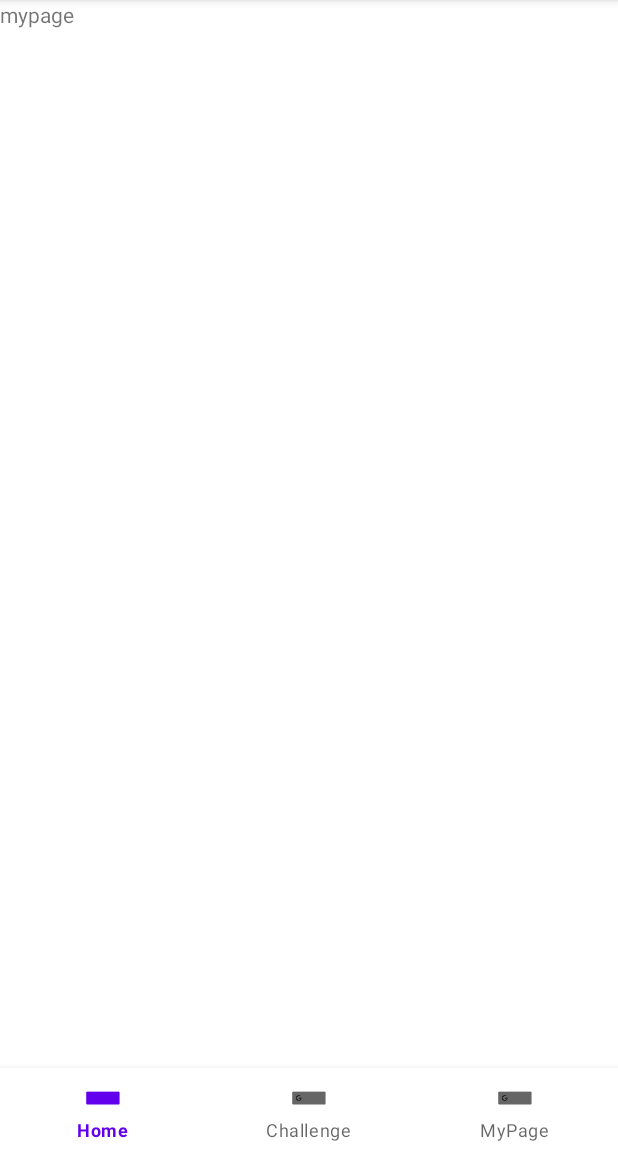
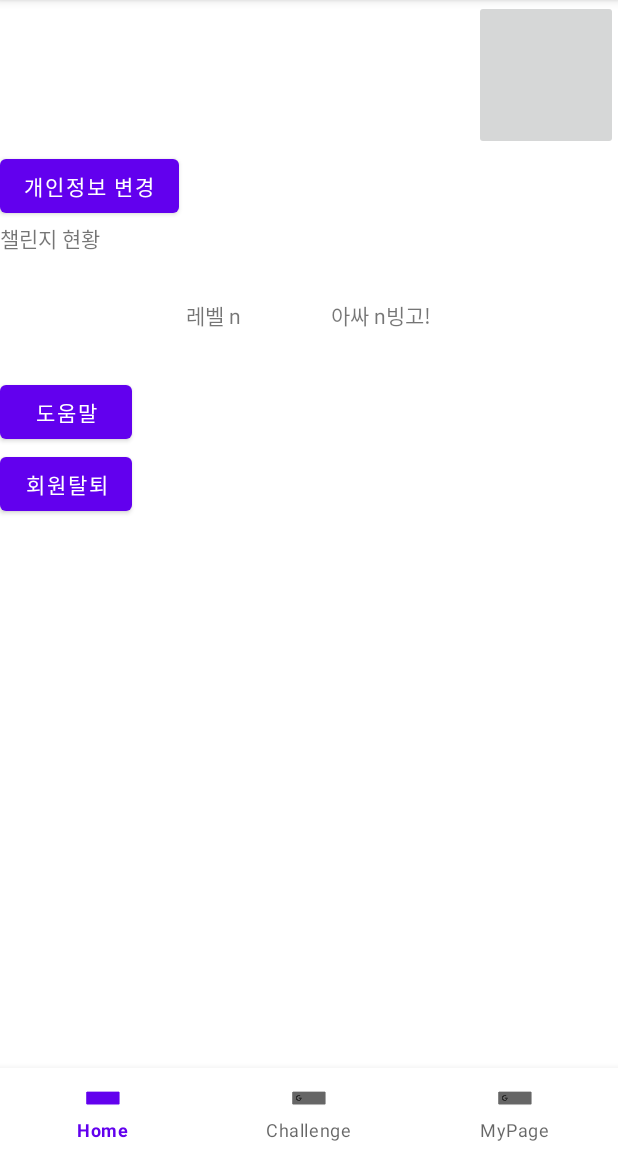
Before and after one commit to cAhyoung/shipda_bingo, an Android app: the fragment MyPageFragment placed in its activity, on a phone screen of 412 x 824 dp, the part 84-1236 px from its top. Run offline under Robolectric (Android 15) with nearby library versions, the phone set to English and light mode, and no system bars; 3 statements that could not run were skipped.

Commit message:
add some text to strings file organize some fragment files

```diff
--- a/app/src/main/res/layout/fragment_my_page.xml
+++ b/app/src/main/res/layout/fragment_my_page.xml
@@ -1,14 +1,90 @@
 <?xml version="1.0" encoding="utf-8"?>
 <FrameLayout xmlns:android="http://schemas.android.com/apk/res/android"
+    xmlns:app="http://schemas.android.com/apk/res-auto"
     xmlns:tools="http://schemas.android.com/tools"
     android:layout_width="match_parent"
     android:layout_height="match_parent"
     tools:context="mypage.MyPageFragment">
 
-    <!-- TODO: Update blank fragment layout -->
-    <TextView
+    <LinearLayout
         android:layout_width="match_parent"
-        android:layout_height="match_parent"
-        android:text="mypage" />
+        android:layout_height="wrap_content"
+        android:orientation="vertical">
+
+        <LinearLayout
+            android:layout_width="match_parent"
+            android:layout_height="wrap_content"
+            android:orientation="horizontal">
+
+
+            <ImageView
+                android:id="@+id/imageView"
+                android:layout_width="30dp"
+                android:layout_height="100dp"
+                android:layout_weight="1"
+                tools:src="@tools:sample/avatars" />
+
+            <TextView
+                android:layout_width="wrap_content"
+                android:layout_height="match_parent"
+                android:layout_weight="1" />
+
+            <ImageButton
+                android:layout_width="wrap_content"
+                android:layout_height="match_parent"
+                android:layout_weight="0.5" />
+
+        </LinearLayout>
+
+        <LinearLayout
+            android:layout_width="match_parent"
+            android:layout_height="wrap_content"
+            android:orientation="vertical">
+
+            <Button
+                android:layout_width="wrap_content"
+                android:layout_height="wrap_content"
+                android:text="개인정보 변경"/>
+
+            <TextView
+                android:layout_width="match_parent"
+                android:layout_height="wrap_content"
+                android:text="챌린지 현황"/>
+
+            <LinearLayout
+                android:layout_width="match_parent"
+                android:layout_height="wrap_content"
+                android:orientation="horizontal"
+                android:gravity="center">
+
+                <TextView
+                    android:layout_width="wrap_content"
+                    android:layout_height="wrap_content"
+                    android:text="레벨 n"
+                    android:padding="30dp"/>
+
+                <TextView
+                    android:layout_width="wrap_content"
+                    android:layout_height="wrap_content"
+                    android:text="아싸 n빙고!"
+                    android:padding="30dp"/>
+
+            </LinearLayout>
+
+            <Button
+                android:layout_width="wrap_content"
+                android:layout_height="wrap_content"
+                android:text="도움말"/>
+
+            <Button
+                android:layout_width="wrap_content"
+                android:layout_height="wrap_content"
+                android:text="회원탈퇴"/>
+
+        </LinearLayout>
+
+
+    </LinearLayout>
+
 
 </FrameLayout>
```
